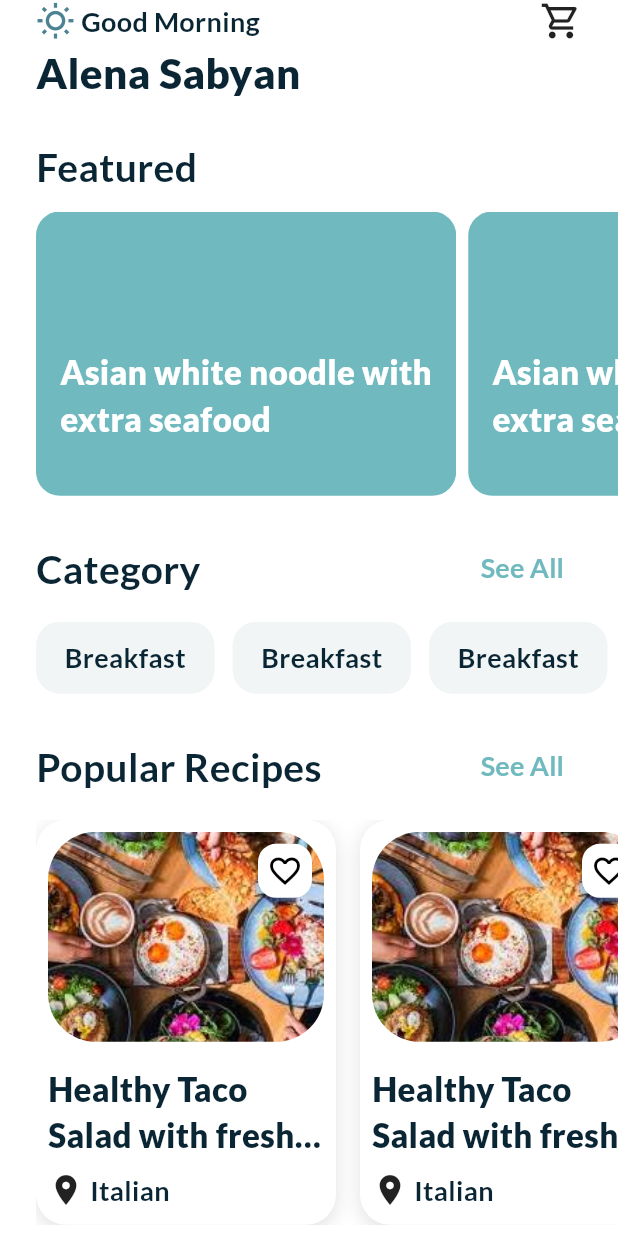
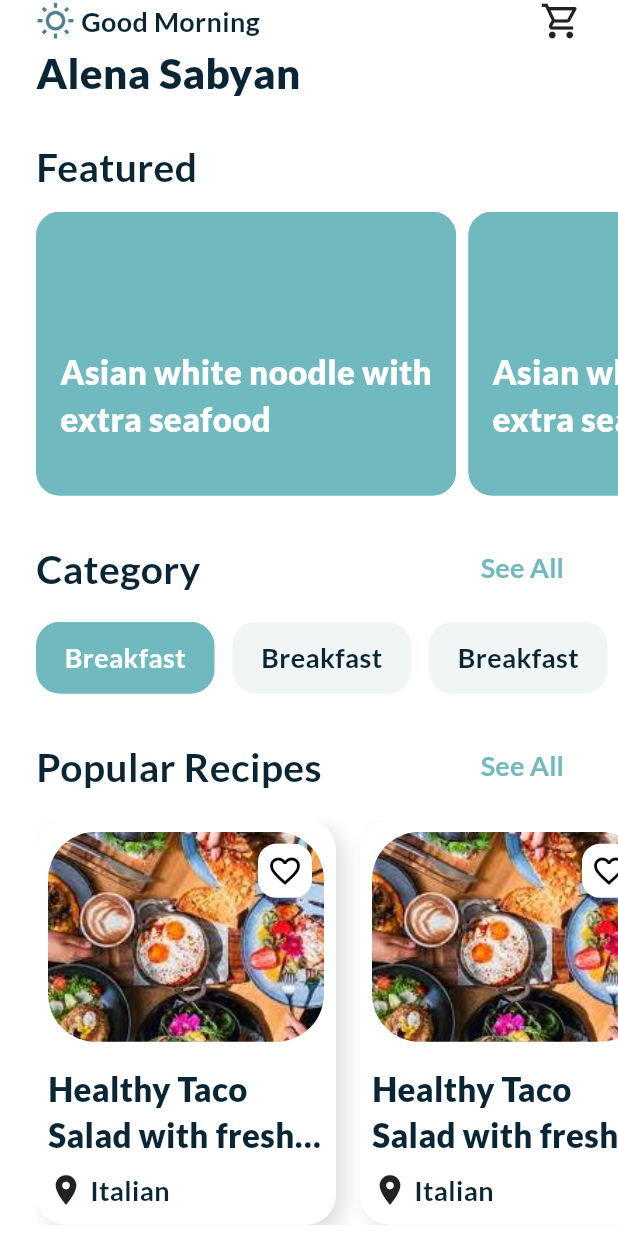
Before and after one commit to mano299/food_recipes, a Flutter app: the screen it shows after launch, on a phone screen of 412 x 824 dp. Run offline on Flutter 3.47's test engine with Material 3 defaults, Android fonts, the phone set to English and light mode, and no system bars; our stand-ins replace cloud_firestore, firebase_auth, firebase_core, flutter_svg, google_fonts, modal_progress_hud_nsn; accounts and stored records are empty.

Commit message:
make category item change color

```diff
--- a/lib/app/features/home/presentation/widgets/category_item.dart
+++ b/lib/app/features/home/presentation/widgets/category_item.dart
@@ -1,17 +1,17 @@
-
 import 'package:flutter/material.dart';
+import 'package:food_recipes/app/core/utils/colors.dart';
 import 'package:food_recipes/app/core/utils/styles.dart';
 
 class CategoryItem extends StatelessWidget {
-  const CategoryItem({super.key});
-
+  const CategoryItem({super.key, this.isSelected = false});
+  final bool isSelected;
   @override
   Widget build(BuildContext context) {
     return Container(
       height: 48,
       width: 119,
       decoration: BoxDecoration(
-        color: Color(0xffF1F5F5),
+        color: isSelected ? kPrimaryColor : Color(0xffF1F5F5),
         borderRadius: BorderRadius.circular(16),
       ),
       child: Padding(
@@ -19,7 +19,9 @@ class CategoryItem extends StatelessWidget {
         child: Center(
             child: Text(
           'Breakfast',
-          style: Styles.textStyle18,
+          style: isSelected
+              ? Styles.textStyle18.copyWith(color: Colors.white)
+              : Styles.textStyle18,
         )),
       ),
     );
--- a/lib/app/features/home/presentation/widgets/category_list_view.dart
+++ b/lib/app/features/home/presentation/widgets/category_list_view.dart
@@ -1,10 +1,15 @@
-
 import 'package:flutter/material.dart';
 import 'package:food_recipes/app/features/home/presentation/widgets/category_item.dart';
 
-class CategoryListView extends StatelessWidget {
+class CategoryListView extends StatefulWidget {
   const CategoryListView({super.key});
 
+  @override
+  State<CategoryListView> createState() => _CategoryListViewState();
+}
+
+class _CategoryListViewState extends State<CategoryListView> {
+  int selectedIndex  = 0;
   @override
   Widget build(BuildContext context) {
     return SizedBox(
@@ -14,7 +19,14 @@ class CategoryListView extends StatelessWidget {
         child: ListView.separated(
           scrollDirection: Axis.horizontal,
           itemBuilder: (context, index) {
-            return CategoryItem();
+            return GestureDetector(
+              onTap: (){
+                setState(() {
+                  selectedIndex = index;
+                });
+              },
+              child: CategoryItem(isSelected: selectedIndex == index,),
+            );
           },
           separatorBuilder: (context, index) {
             return SizedBox(width: 12);
--- a/lib/app/features/home/presentation/widgets/home_view_body.dart
+++ b/lib/app/features/home/presentation/widgets/home_view_body.dart
@@ -73,6 +73,7 @@ class HomrViewBody extends StatelessWidget {
               child: Padding(
                 padding: const EdgeInsets.only(left: 24.0),
                 child: ListView.builder(
+                  itemCount: 5,
                   scrollDirection: Axis.horizontal,
                   itemBuilder: (context, index) {
                     return PopularListViewItem();
--- a/lib/app/features/home/presentation/widgets/popular_list_view_item.dart
+++ b/lib/app/features/home/presentation/widgets/popular_list_view_item.dart
@@ -18,7 +18,7 @@ class PopularListViewItem extends StatelessWidget {
           BoxShadow(
             color: Colors.black12,
             blurRadius: 10,
-            offset: Offset(0, 3),
+            offset: Offset(6, 6),
           )
         ],
       ),
```
